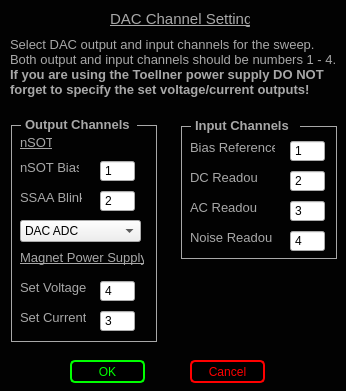
This is Scanner GUI/nSOTCharacterizer/dacChannels.ui in afylab/nanoSQUID-Scanning-Software as Qt 5 draws it before an edit. The edited form follows.
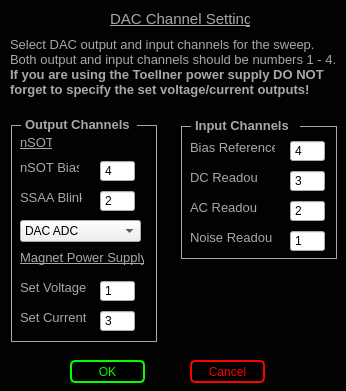
This is the edited form.

What changed in the file:
```diff
--- a/Scanner GUI/nSOTCharacterizer/dacChannels.ui
+++ b/Scanner GUI/nSOTCharacterizer/dacChannels.ui
@@ -275,6 +275,9 @@
    <property name="maximum">
     <number>4</number>
    </property>
+   <property name="value">
+    <number>4</number>
+   </property>
   </widget>
   <widget class="QSpinBox" name="blinkOutChannel">
    <property name="geometry">
@@ -339,7 +342,7 @@
     <number>4</number>
    </property>
    <property name="value">
-    <number>4</number>
+    <number>1</number>
    </property>
   </widget>
   <widget class="QSpinBox" name="biasInChannel">
@@ -363,6 +366,9 @@
    <property name="maximum">
     <number>4</number>
    </property>
+   <property name="value">
+    <number>4</number>
+   </property>
   </widget>
   <widget class="QSpinBox" name="acInChannel">
    <property name="geometry">
@@ -383,7 +389,7 @@
     <number>4</number>
    </property>
    <property name="value">
-    <number>3</number>
+    <number>2</number>
    </property>
   </widget>
   <widget class="QSpinBox" name="noiseInChannel">
@@ -405,7 +411,7 @@
     <number>4</number>
    </property>
    <property name="value">
-    <number>4</number>
+    <number>1</number>
    </property>
   </widget>
   <widget class="QSpinBox" name="dcInChannel">
@@ -427,7 +433,7 @@
     <number>4</number>
    </property>
    <property name="value">
-    <number>2</number>
+    <number>3</number>
    </property>
   </widget>
   <widget class="Line" name="line">
```
